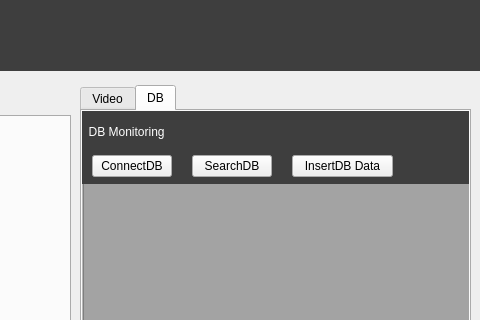
VedaHighPass/veda-qt-highpass-server, file highpassQ/videostream.ui: the form before one commit; both pictures show x 600 to 1080 and y 0 to 320 of the 1080 by 720 pixel window.
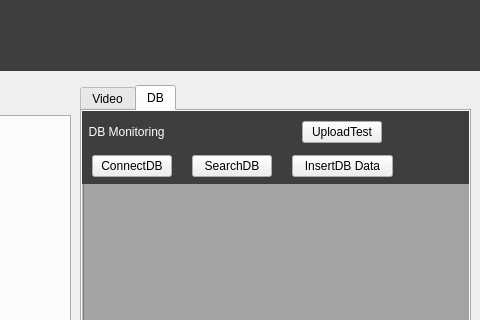
The form after the commit.

Commit message: feat: add RESTful uploadImage function

What changed in the file:
```diff
--- a/highpassQ/videostream.ui
+++ b/highpassQ/videostream.ui
@@ -206,12 +206,26 @@
       </widget>
      </widget>
     </widget>
+    <widget class="QPushButton" name="btnUploadTest">
+     <property name="geometry">
+      <rect>
+       <x>220</x>
+       <y>10</y>
+       <width>80</width>
+       <height>22</height>
+      </rect>
+     </property>
+     <property name="text">
+      <string>UploadTest</string>
+     </property>
+    </widget>
     <zorder>scrollArea</zorder>
     <zorder>label_6</zorder>
     <zorder>label</zorder>
     <zorder>btnSearchDB</zorder>
     <zorder>btnInsertDB</zorder>
     <zorder>btnConnectDB</zorder>
+    <zorder>btnUploadTest</zorder>
    </widget>
   </widget>
   <widget class="QLabel" name="label_3">
```
The commit also changes 8 other files.
